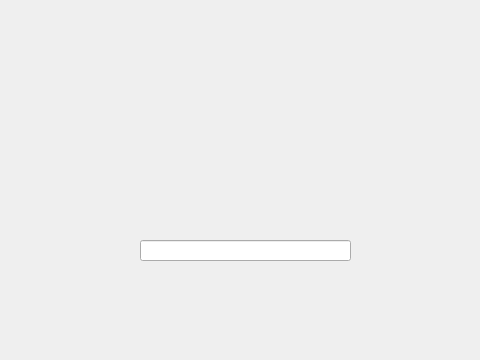
PyroWilDx/WinBlitz, file WinBlitz/Calculation.ui: the form before one commit.
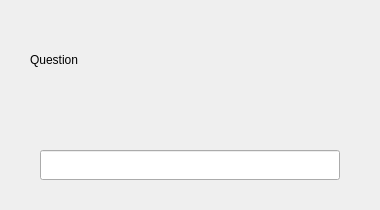
The form after the commit.

Diff of the .ui file:
```diff
--- a/WinBlitz/Calculation.ui
+++ b/WinBlitz/Calculation.ui
@@ -6,8 +6,8 @@
    <rect>
     <x>0</x>
     <y>0</y>
-    <width>480</width>
-    <height>360</height>
+    <width>380</width>
+    <height>210</height>
    </rect>
   </property>
   <property name="windowTitle">
@@ -16,23 +16,23 @@
   <widget class="QLabel" name="Question">
    <property name="geometry">
     <rect>
-     <x>70</x>
-     <y>60</y>
-     <width>321</width>
-     <height>81</height>
+     <x>30</x>
+     <y>20</y>
+     <width>320</width>
+     <height>80</height>
     </rect>
    </property>
    <property name="text">
-    <string/>
+    <string>Question</string>
    </property>
   </widget>
   <widget class="QLineEdit" name="Answer">
    <property name="geometry">
     <rect>
-     <x>140</x>
-     <y>240</y>
-     <width>211</width>
-     <height>21</height>
+     <x>40</x>
+     <y>150</y>
+     <width>300</width>
+     <height>30</height>
     </rect>
    </property>
   </widget>
```
